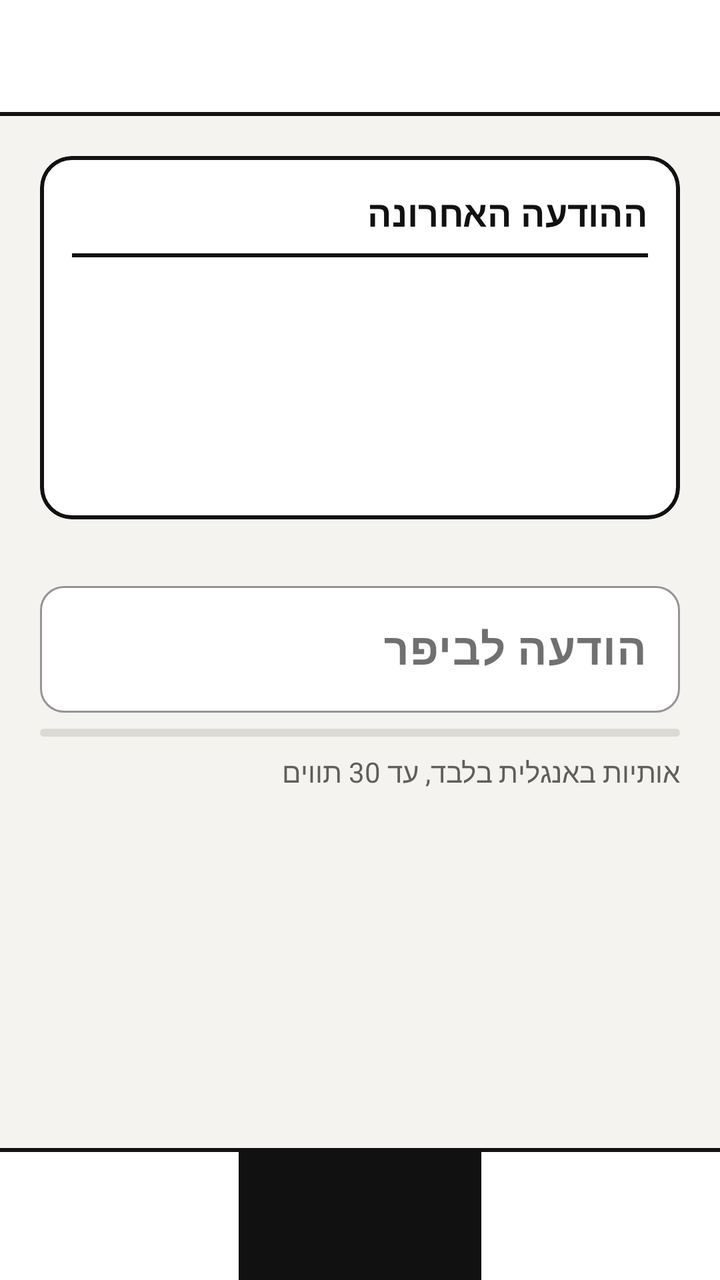
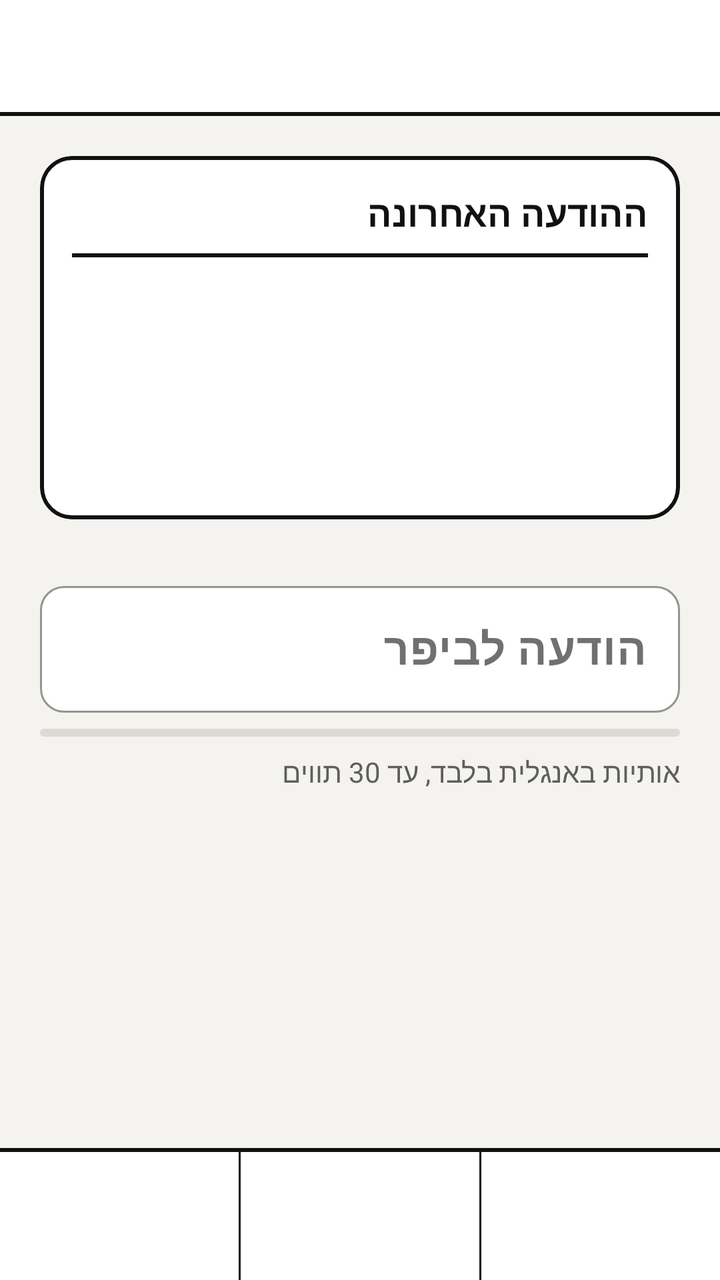

Two renders of the same Android screen: before a commit and after it. Below are the layout's source before the change and the commit's diff.
<!-- AndroidManifest.xml: application theme Theme.EbeepMobile -->
<!-- res/layout/activity_chat.xml -->
<?xml version="1.0" encoding="utf-8"?>
<LinearLayout xmlns:android="http://schemas.android.com/apk/res/android"
    xmlns:app="http://schemas.android.com/apk/res-auto"
    android:id="@+id/root"
    android:layout_width="match_parent"
    android:layout_height="match_parent"
    android:orientation="vertical">

    <include layout="@layout/view_toolbar" />

    
    <ScrollView
        android:layout_width="match_parent"
        android:layout_height="0dp"
        android:layout_weight="1"
        android:fillViewport="true">

        <LinearLayout
            android:layout_width="match_parent"
            android:layout_height="wrap_content"
            android:orientation="vertical"
            android:padding="@dimen/space_screen">

            
            <com.google.android.material.card.MaterialCardView
                style="@style/AppTile"
                android:layout_width="match_parent"
                android:layout_height="wrap_content">

                <LinearLayout
                    android:layout_width="match_parent"
                    android:layout_height="wrap_content"
                    android:orientation="vertical"
                    android:padding="@dimen/space_item">

                    <TextView
                        android:layout_width="match_parent"
                        android:layout_height="wrap_content"
                        android:text="@string/chat_last_message"
                        android:textAppearance="@style/TextAppearance.Ebeep.Heading" />

                    <View
                        android:layout_width="match_parent"
                        android:layout_height="@dimen/line_strong"
                        android:layout_marginTop="@dimen/space_small"
                        android:background="@color/outline" />

                    <TextView
                        android:id="@+id/txtMessage"
                        android:layout_width="match_parent"
                        android:layout_height="wrap_content"
                        android:layout_marginTop="@dimen/space_item"
                        android:gravity="center"
                        android:minHeight="72dp"
                        android:textAppearance="@style/TextAppearance.Ebeep.Message" />

                    <TextView
                        android:id="@+id/txtSender"
                        android:layout_width="match_parent"
                        android:layout_height="wrap_content"
                        android:layout_marginTop="@dimen/space_small"
                        android:gravity="center"
                        android:textAppearance="@style/TextAppearance.Ebeep.Caption" />
                </LinearLayout>
            </com.google.android.material.card.MaterialCardView>

            <com.google.android.material.textfield.TextInputLayout
                style="@style/AppTextInput"
                android:layout_width="match_parent"
                android:layout_height="wrap_content"
                android:layout_marginTop="@dimen/space_section"
                android:hint="@string/chat_message_hint">

                <com.google.android.material.textfield.TextInputEditText
                    android:id="@+id/editMessage"
                    android:textAlignment="viewStart"
                    android:layout_width="match_parent"
                    android:layout_height="wrap_content"
                    android:inputType="textCapCharacters|textNoSuggestions"
                    android:textAppearance="@style/TextAppearance.Ebeep.Message" />
            </com.google.android.material.textfield.TextInputLayout>

            
            <com.google.android.material.progressindicator.LinearProgressIndicator
                android:id="@+id/progressLength"
                android:layout_width="match_parent"
                android:layout_height="wrap_content"
                android:layout_marginTop="@dimen/space_small"
                app:indicatorColor="@color/accent"
                app:trackColor="@color/divider"
                app:trackCornerRadius="2dp"
                app:trackThickness="4dp" />

            <LinearLayout
                android:layout_width="match_parent"
                android:layout_height="wrap_content"
                android:layout_marginTop="@dimen/space_small"
                android:gravity="center_vertical"
                android:orientation="horizontal">

                <TextView
                    android:layout_width="0dp"
                    android:layout_height="wrap_content"
                    android:layout_weight="1"
                    android:text="@string/chat_rules"
                    android:textAppearance="@style/TextAppearance.Ebeep.Caption" />

                <ProgressBar
                    android:id="@+id/progressSuggest"
                    android:layout_width="20dp"
                    android:layout_height="20dp"
                    android:layout_marginEnd="@dimen/space_small"
                    android:visibility="gone" />

                <TextView
                    android:id="@+id/txtCounter"
                    android:layout_width="wrap_content"
                    android:layout_height="wrap_content"
                    android:textAppearance="@style/TextAppearance.Ebeep.Caption" />
            </LinearLayout>
        </LinearLayout>
    </ScrollView>

    <include layout="@layout/view_soft_keys" />
</LinearLayout>
<!-- res/layout/view_toolbar.xml (included above) -->
<?xml version="1.0" encoding="utf-8"?>
<LinearLayout xmlns:android="http://schemas.android.com/apk/res/android"
    xmlns:tools="http://schemas.android.com/tools"
    android:layout_width="match_parent"
    android:layout_height="wrap_content"
    android:background="@color/surface"
    tools:ignore="Overdraw"
    android:orientation="vertical">

    <com.google.android.material.appbar.MaterialToolbar
        android:id="@+id/toolbar"
        style="@style/AppToolbar"
        android:layout_width="match_parent"
        android:layout_height="?attr/actionBarSize">

        
        <TextView
            android:id="@+id/txtConnection"
            android:layout_width="wrap_content"
            android:layout_height="wrap_content"
            android:layout_gravity="end|center_vertical"
            android:layout_marginEnd="@dimen/space_item"
            android:drawablePadding="6dp"
            android:textAppearance="@style/TextAppearance.Ebeep.Caption"
            android:visibility="gone"
            app:drawableStartCompat="@drawable/bg_status_dot"
            xmlns:app="http://schemas.android.com/apk/res-auto" />
    </com.google.android.material.appbar.MaterialToolbar>

    <View
        android:layout_width="match_parent"
        android:layout_height="@dimen/line_strong"
        android:background="@color/outline" />
</LinearLayout>
<!-- res/layout/view_soft_keys.xml (included above) -->
<?xml version="1.0" encoding="utf-8"?>
<LinearLayout xmlns:android="http://schemas.android.com/apk/res/android"
    xmlns:tools="http://schemas.android.com/tools"
    android:layout_width="match_parent"
    android:layout_height="wrap_content"
    android:background="@color/surface"
    tools:ignore="Overdraw"
    android:orientation="vertical">

    <View
        android:layout_width="match_parent"
        android:layout_height="@dimen/line_strong"
        android:background="@color/outline" />

    <LinearLayout
        android:layout_width="match_parent"
        android:layout_height="@dimen/soft_key_height"
        android:orientation="horizontal">

        <com.google.android.material.button.MaterialButton
            android:id="@+id/softKeyStart"
            style="@style/AppSoftKey"
            android:layout_width="0dp"
            android:layout_height="match_parent"
            android:layout_weight="1" />

        <View
            android:layout_width="@dimen/line_soft"
            android:layout_height="match_parent"
            android:background="@color/outline" />

        <com.google.android.material.button.MaterialButton
            android:id="@+id/softKeyCenter"
            style="@style/AppSoftKey.Primary"
            android:layout_width="0dp"
            android:layout_height="match_parent"
            android:layout_weight="1" />

        <View
            android:layout_width="@dimen/line_soft"
            android:layout_height="match_parent"
            android:background="@color/outline" />

        <com.google.android.material.button.MaterialButton
            android:id="@+id/softKeyEnd"
            style="@style/AppSoftKey"
            android:layout_width="0dp"
            android:layout_height="match_parent"
            android:layout_weight="1" />
    </LinearLayout>
</LinearLayout>
<!-- resources referenced by this layout -->
<resources>
  <color name="accent">#111111</color>
  <color name="divider">#DCDAD3</color>
  <color name="outline">#111111</color>
  <color name="surface">#FFFFFF</color>
  <dimen name="line_soft">1dp</dimen>
  <dimen name="line_strong">2dp</dimen>
  <dimen name="soft_key_height">64dp</dimen>
  <dimen name="space_item">16dp</dimen>
  <dimen name="space_screen">20dp</dimen>
  <dimen name="space_section">28dp</dimen>
  <dimen name="space_small">8dp</dimen>
  <!-- drawable bg_status_dot (drawable) -->
  <?xml version="1.0" encoding="utf-8"?>
  <shape xmlns:android="http://schemas.android.com/apk/res/android"
      android:shape="oval">
      <solid android:color="@color/offline" />
      <size
          android:width="@dimen/status_dot"
          android:height="@dimen/status_dot" />
  </shape>
  <string name="chat_last_message">ההודעה האחרונה</string>
  <string name="chat_message_hint">הודעה לביפר</string>
  <string name="chat_rules">אותיות באנגלית בלבד, עד 30 תווים</string>
  <style name="AppSoftKey" parent="Widget.MaterialComponents.Button.TextButton">
          <item name="android:textColor">@color/text_primary</item>
          <item name="iconTint">@color/text_primary</item>
          <item name="android:textAllCaps">false</item>
          <item name="android:textSize">16sp</item>
          <item name="android:textStyle">bold</item>
          <item name="android:letterSpacing">0</item>
          <item name="cornerRadius">0dp</item>
          <item name="android:insetTop">0dp</item>
          <item name="android:insetBottom">0dp</item>
          <item name="android:minHeight">@dimen/soft_key_height</item>
          <item name="iconGravity">textStart</item>
      </style>
  <style name="AppSoftKey.Primary">
          <item name="android:textColor">@color/on_accent</item>
          <item name="iconTint">@color/on_accent</item>
          <item name="backgroundTint">@color/accent</item>
      </style>
  <style name="TextAppearance.Ebeep.Caption" parent="TextAppearance.MaterialComponents.Caption">
          <item name="android:textSize">14sp</item>
          <item name="android:textColor">@color/text_secondary</item>
          <item name="android:letterSpacing">0</item>
      </style>
  <style name="TextAppearance.Ebeep.Heading" parent="TextAppearance.MaterialComponents.Subtitle1">
          <item name="android:textStyle">bold</item>
          <item name="android:textSize">18sp</item>
          <item name="android:textColor">@color/text_primary</item>
          <item name="android:letterSpacing">0</item>
      </style>
  <style name="Theme.EbeepMobile" parent="Base.Theme.EbeepMobile">
          <item name="android:windowLightStatusBar">true</item>
          <item name="android:windowLightNavigationBar" tools:targetApi="o_mr1">true</item>
      </style>
  <color name="offline">#9E9E9E</color>
  <dimen name="status_dot">10dp</dimen>
  <color name="text_primary">#111111</color>
  <color name="on_accent">#F4F3EF</color>
  <dimen name="corner_small">12dp</dimen>
  <dimen name="corner">16dp</dimen>
  <style name="TextAppearance.Ebeep.ToolbarTitle" parent="TextAppearance.MaterialComponents.Headline6">
          <item name="android:textStyle">bold</item>
          <item name="android:textSize">20sp</item>
          <item name="android:letterSpacing">0</item>
      </style>
  <color name="text_secondary">#5E5E5E</color>
  <color name="accent_dark">#000000</color>
  <color name="background">#F4F3EF</color>
  <style name="AppSwitch" parent="Widget.MaterialComponents.CompoundButton.Switch">
          <item name="useMaterialThemeColors">false</item>
          <item name="thumbTint">@color/switch_thumb</item>
          <item name="trackTint">@color/switch_track</item>
      </style>
  <dimen name="touch_target">56dp</dimen>
  <style name="AppDialogButton" parent="Widget.MaterialComponents.Button.TextButton.Dialog">
          <item name="android:textColor">@color/text_primary</item>
          <item name="android:textStyle">bold</item>
          <item name="android:textAllCaps">false</item>
      </style>
  <!-- unchanged entries left out for length: 9 -->
</resources>

<!-- the commit's change to res/layout/activity_chat.xml (unified diff, before → after) -->
@@ -73,7 +73,8 @@
 
                 <com.google.android.material.textfield.TextInputEditText
                     android:id="@+id/editMessage"
-                    android:textAlignment="viewStart"
+                    android:textAlignment="textStart"
+                    android:textDirection="ltr"
                     android:layout_width="match_parent"
                     android:layout_height="wrap_content"
                     android:inputType="textCapCharacters|textNoSuggestions"
@@ -192,7 +193,7 @@
 
         <com.google.android.material.button.MaterialButton
             android:id="@+id/softKeyCenter"
-            style="@style/AppSoftKey.Primary"
+            style="@style/AppSoftKey"
             android:layout_width="0dp"
             android:layout_height="match_parent"
             android:layout_weight="1" />
<!-- resource entries referenced after the edit -->
@@ -24,8 +24,10 @@
   <string name="chat_message_hint">הודעה לביפר</string>
   <string name="chat_rules">אותיות באנגלית בלבד, עד 30 תווים</string>
   <style name="AppSoftKey" parent="Widget.MaterialComponents.Button.TextButton">
-          <item name="android:textColor">@color/text_primary</item>
-          <item name="iconTint">@color/text_primary</item>
+          <item name="android:textColor">@color/soft_key_text</item>
+          <item name="iconTint">@color/soft_key_text</item>
+          <item name="backgroundTint">@color/soft_key_background</item>
+          <item name="rippleColor">@android:color/transparent</item>
           <item name="android:textAllCaps">false</item>
           <item name="android:textSize">16sp</item>
           <item name="android:textStyle">bold</item>
@@ -35,11 +37,6 @@
           <item name="android:insetBottom">0dp</item>
           <item name="android:minHeight">@dimen/soft_key_height</item>
           <item name="iconGravity">textStart</item>
-      </style>
-  <style name="AppSoftKey.Primary">
-          <item name="android:textColor">@color/on_accent</item>
-          <item name="iconTint">@color/on_accent</item>
-          <item name="backgroundTint">@color/accent</item>
       </style>
   <style name="TextAppearance.Ebeep.Caption" parent="TextAppearance.MaterialComponents.Caption">
           <item name="android:textSize">14sp</item>
